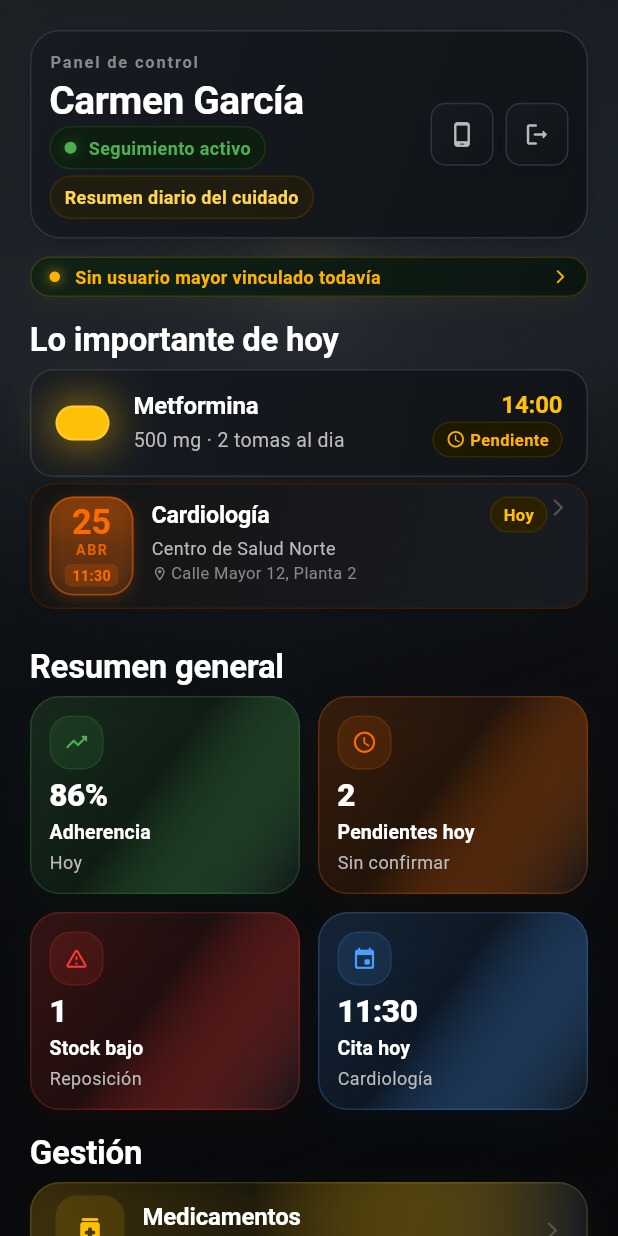
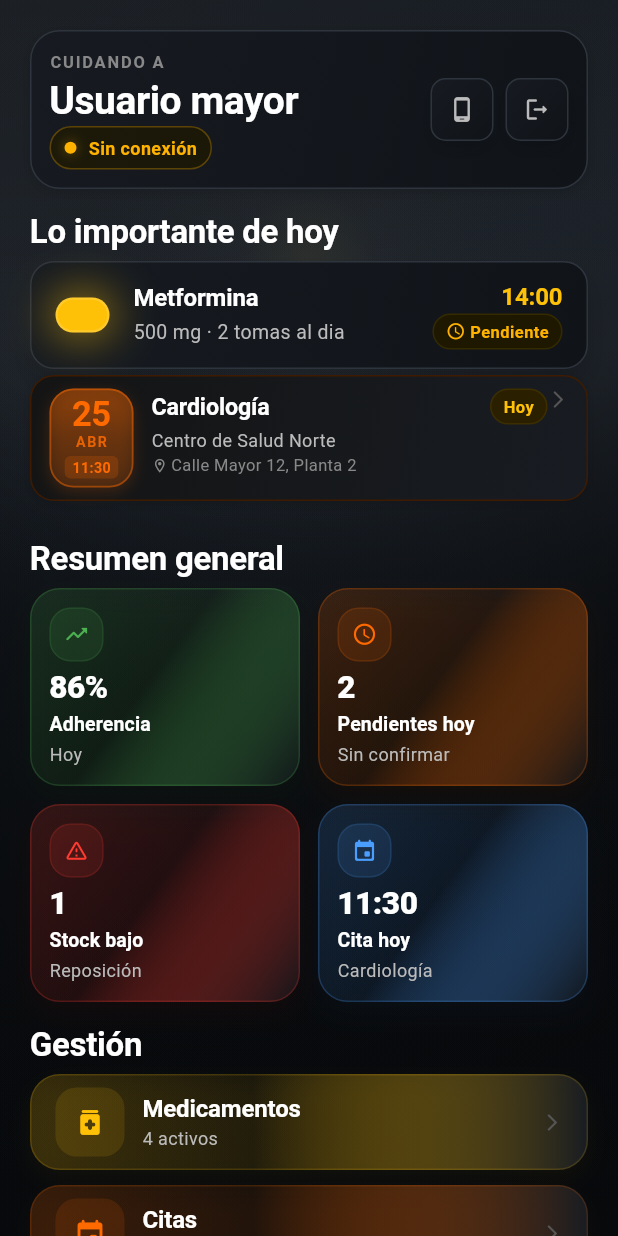
Before and after one commit to MarcoLopezP10/aviso-vital, a Flutter app: the AdminDashboardPage widget shown alone on an empty page, opened directly with empty values, on a phone screen of 412 x 824 dp. Run offline on Flutter 3.47's test engine with Material 3 defaults, Android fonts, the light colour scheme and no system bars; our stand-ins replace flutter_secure_storage, flutter_svg, pdf, printing, shared_preferences, supabase_flutter; missing offline and left inert: universal_html; accounts and stored records are empty.

Commit message:
feat(admin-home): actualizar cabecera con usuario mayor conectado

```diff
--- a/lib/features/admin_home/presentation/widgets/admin_dashboard_header.dart
+++ b/lib/features/admin_home/presentation/widgets/admin_dashboard_header.dart
@@ -1,7 +1,6 @@
 import 'package:flutter/material.dart';
 import 'package:aviso_vital_2/app/router/app_routes.dart';
 import 'package:aviso_vital_2/data/repositories/auth_repository.dart';
-import 'package:aviso_vital_2/data/repositories/user_repository.dart';
 import 'package:aviso_vital_2/features/device_status/presentation/screens/estado_dispositivo_screen.dart';
 import 'package:aviso_vital_2/shared/i18n/app_language.dart';
 import 'package:aviso_vital_2/shared/theme/app_theme.dart';
@@ -9,14 +8,28 @@ import 'package:aviso_vital_2/shared/widgets/shared_widgets.dart';
 
 class AdminDashboardHeader extends StatelessWidget {
   static const _authRepository = AuthRepository();
-  static const _userRepository = UserRepository();
 
-  const AdminDashboardHeader({super.key});
+  final String caredUserName;
+  final bool isConnected;
+
+  const AdminDashboardHeader({
+    super.key,
+    required this.caredUserName,
+    required this.isConnected,
+  });
 
   @override
   Widget build(BuildContext context) {
-    final user = _userRepository.getCurrentUser();
-    final strings = context.t;
+    final statusColor = isConnected ? AppColors.success : AppColors.warning;
+    final statusBackground = isConnected
+        ? AppColors.successSubtle.withValues(alpha: 0.72)
+        : AppColors.warningSubtle.withValues(alpha: 0.72);
+    final statusBorder = isConnected
+        ? AppColors.successBorder.withValues(alpha: 0.8)
+        : AppColors.warning.withValues(alpha: 0.28);
+    final statusLabel = isConnected
+        ? context.t.text('Conectado')
+        : context.t.text('Sin conexión');
 
     return Container(
       padding: const EdgeInsets.all(AppSpacing.md),
@@ -37,7 +50,7 @@ class AdminDashboardHeader extends StatelessWidget {
               crossAxisAlignment: CrossAxisAlignment.start,
               children: [
                 Text(
-                  context.t.text('Panel de control'),
+                  context.t.text('CUIDANDO A'),
                   style: AppTextStyles.overline.copyWith(
                     color: AppColors.textTertiary,
                     letterSpacing: 1.2,
@@ -45,25 +58,19 @@ class AdminDashboardHeader extends StatelessWidget {
                 ),
                 const SizedBox(height: AppSpacing.xs),
                 Text(
-                  strings.displayName(user.nombre),
+                  caredUserName,
                   style: AppTextStyles.h2.copyWith(fontSize: 26, height: 1.05),
                 ),
                 const SizedBox(height: AppSpacing.xs),
-                Wrap(
-                  spacing: AppSpacing.sm,
-                  runSpacing: AppSpacing.xs,
-                  children: [
                 Container(
                   padding: const EdgeInsets.symmetric(
                     horizontal: 9,
                     vertical: 5,
                   ),
                   decoration: BoxDecoration(
-                        color: AppColors.successSubtle.withValues(alpha: 0.72),
+                    color: statusBackground,
                     borderRadius: AppRadius.chip,
-                        border: Border.all(
-                          color: AppColors.successBorder.withValues(alpha: 0.8),
-                        ),
+                    border: Border.all(color: statusBorder),
                   ),
                   child: Row(
                     mainAxisSize: MainAxisSize.min,
@@ -73,12 +80,10 @@ class AdminDashboardHeader extends StatelessWidget {
                         height: 8,
                         decoration: BoxDecoration(
                           shape: BoxShape.circle,
-                              color: AppColors.success,
+                          color: statusColor,
                           boxShadow: [
                             BoxShadow(
-                                  color: AppColors.success.withValues(
-                                    alpha: 0.28,
-                                  ),
+                              color: statusColor.withValues(alpha: 0.28),
                               blurRadius: 6,
                               spreadRadius: 0.6,
                             ),
@@ -87,50 +92,28 @@ class AdminDashboardHeader extends StatelessWidget {
                       ),
                       const SizedBox(width: 8),
                       Text(
-                            context.t.text('Seguimiento activo'),
+                        statusLabel,
                         style: AppTextStyles.caption.copyWith(
-                              color: AppColors.success,
+                          color: statusColor,
                           fontWeight: FontWeight.w600,
                         ),
                       ),
                     ],
                   ),
                 ),
-                    Container(
-                      padding: const EdgeInsets.symmetric(
-                        horizontal: 9,
-                        vertical: 5,
-                      ),
-                      decoration: BoxDecoration(
-                        color: AppColors.amberSubtle.withValues(alpha: 0.48),
-                        borderRadius: AppRadius.chip,
-                        border: Border.all(
-                          color: AppColors.amberBorder.withValues(alpha: 0.9),
-                        ),
-                      ),
-                      child: Text(
-                        context.t.text('Resumen diario del cuidado'),
-                        style: AppTextStyles.caption.copyWith(
-                          color: AppColors.amberLight,
-                          fontWeight: FontWeight.w600,
-                        ),
-                      ),
-                    ),
-                  ],
-                ),
               ],
             ),
           ),
           _HeaderActionButton(
             icon: Icons.phone_android_outlined,
-            tooltip: context.t.text('Estado dispositivo'),
+            tooltip: context.t.text('Llamar al móvil'),
             onTap: () =>
                 Navigator.pushNamed(context, EstadoDispositivoScreen.routeName),
           ),
           const SizedBox(width: 8),
           _HeaderActionButton(
             icon: Icons.logout_rounded,
-            tooltip: context.t.logout,
+            tooltip: context.t.text('Cerrar sesión'),
             onTap: () => ConfirmDialog.show(
               context,
               title: 'Cerrar sesión',
@@ -167,10 +150,14 @@ class _HeaderActionButton extends StatelessWidget {
 
   @override
   Widget build(BuildContext context) {
-    return Tooltip(
+    return Semantics(
+      button: true,
+      label: tooltip,
+      child: Tooltip(
         message: tooltip,
         child: GestureDetector(
           onTap: onTap,
+          child: ExcludeSemantics(
             child: Container(
               width: 42,
               height: 42,
@@ -193,6 +180,8 @@ class _HeaderActionButton extends StatelessWidget {
               child: Icon(icon, color: AppColors.textSecondary, size: 18),
             ),
           ),
+        ),
+      ),
     );
   }
 }
--- a/lib/features/admin_home/presentation/widgets/admin_dashboard_page.dart
+++ b/lib/features/admin_home/presentation/widgets/admin_dashboard_page.dart
@@ -4,10 +4,10 @@ import 'package:aviso_vital_2/core/services/realtime_service.dart';
 import 'package:aviso_vital_2/data/models/models.dart';
 import 'package:aviso_vital_2/data/repositories/alerts_repository.dart';
 import 'package:aviso_vital_2/data/repositories/appointments_repository.dart';
+import 'package:aviso_vital_2/data/repositories/device_repository.dart';
 import 'package:aviso_vital_2/data/repositories/medications_repository.dart';
 import 'package:aviso_vital_2/features/admin_home/presentation/widgets/admin_dashboard_header.dart';
 import 'package:aviso_vital_2/features/admin_home/presentation/widgets/admin_dashboard_stats_grid.dart';
-import 'package:aviso_vital_2/features/admin_home/presentation/widgets/admin_device_status_banner.dart';
 import 'package:aviso_vital_2/features/admin_home/presentation/widgets/admin_quick_nav_cards.dart';
 import 'package:aviso_vital_2/features/admin_home/presentation/widgets/admin_recent_activity_preview.dart';
 import 'package:aviso_vital_2/shared/i18n/app_language.dart';
@@ -40,10 +40,10 @@ class AdminDashboardPage extends StatefulWidget {
 class _AdminDashboardPageState extends State<AdminDashboardPage> {
   static const _alertsRepository = AlertsRepository();
   static const _appointmentsRepository = AppointmentsRepository();
+  static const _deviceRepository = DeviceRepository();
   static const _medicationsRepository = MedicationsRepository();
 
   late Future<_DashboardData> _dashboardFuture;
-  int _deviceBannerRefreshSeed = 0;
   final _realtimeService = RealtimeService();
   StreamSubscription<RealtimeChangeType>? _realtimeSub;
   Timer? _debounce;
@@ -63,7 +63,6 @@ class _AdminDashboardPageState extends State<AdminDashboardPage> {
       final future = _loadDashboardData(forceRefresh: true);
       setState(() {
         _dashboardFuture = future;
-        _deviceBannerRefreshSeed++;
       });
     });
   }
@@ -86,17 +85,20 @@ class _AdminDashboardPageState extends State<AdminDashboardPage> {
       final appointmentsFuture = _appointmentsRepository.fetchAll(
         forceRefresh: forceRefresh,
       );
+      final linkedDeviceFuture = _loadLinkedDeviceStatusSafely();
 
       final alerts = await alertsFuture;
       final results = await Future.wait([
         medicationSnapshotFuture,
         appointmentsFuture,
         _alertsRepository.fetchAdherenceSummary(historyTimeline: alerts),
+        linkedDeviceFuture,
       ]).timeout(AppDurations.networkTimeout);
 
       final medicationSnapshot = results[0] as MedicationDailySnapshot;
       final appointments = results[1] as List<Cita>;
       final adherence = results[2] as ResumenAdherencia;
+      final linkedDevice = results[3] as LinkedDeviceStatus?;
       final medications = medicationSnapshot.medications;
       final lowStock = medications
           .where((item) => item.stockBajo && item.activo)
@@ -117,6 +119,8 @@ class _AdminDashboardPageState extends State<AdminDashboardPage> {
         upcomingAppointmentsCount: appointments
             .where((item) => !item.esPasada)
             .length,
+        linkedUserConnected: linkedDevice?.connected == true,
+        linkedUserName: linkedDevice?.displayName,
         omissionsCount: alerts
             .where(
               (item) =>
@@ -126,6 +130,7 @@ class _AdminDashboardPageState extends State<AdminDashboardPage> {
             .length,
       );
     } catch (_) {
+      final linkedDevice = await _loadLinkedDeviceStatusSafely();
       return _DashboardData(
         adherence: _alertsRepository.getAdherenceSummary(),
         lowStock: _medicationsRepository.getLowStock(),
@@ -135,8 +140,18 @@ class _AdminDashboardPageState extends State<AdminDashboardPage> {
         pendingToday: _medicationsRepository.getPendingTodayCount(),
         medicationsCount: _medicationsRepository.getAll().length,
         upcomingAppointmentsCount: _appointmentsRepository.getUpcomingCount(),
+        linkedUserConnected: linkedDevice?.connected == true,
+        linkedUserName: linkedDevice?.displayName,
         omissionsCount: _alertsRepository.getRecentOmissionsCount(),
       );
+    }
+  }
+
+  Future<LinkedDeviceStatus?> _loadLinkedDeviceStatusSafely() async {
+    try {
+      return await _deviceRepository.getLinkedDeviceStatus();
+    } catch (_) {
+      return null;
     }
   }
 
@@ -180,7 +195,6 @@ class _AdminDashboardPageState extends State<AdminDashboardPage> {
                 final future = _loadDashboardData(forceRefresh: true);
                 setState(() {
                   _dashboardFuture = future;
-                  _deviceBannerRefreshSeed++;
                 });
                 await future;
               },
@@ -196,10 +210,11 @@ class _AdminDashboardPageState extends State<AdminDashboardPage> {
                 child: Column(
                   crossAxisAlignment: CrossAxisAlignment.start,
                   children: [
-                    const AdminDashboardHeader(),
-                    const SizedBox(height: AppSpacing.md),
-                    AdminDeviceStatusBanner(
-                      refreshSeed: _deviceBannerRefreshSeed,
+                    AdminDashboardHeader(
+                      caredUserName:
+                          data.linkedUserName ??
+                          context.t.text('Usuario mayor'),
+                      isConnected: data.linkedUserConnected,
                     ),
                     SizedBox(height: sectionGap),
                     if (data.upcomingMedication != null ||
@@ -363,6 +378,8 @@ class _DashboardData {
   final int pendingToday;
   final int medicationsCount;
   final int upcomingAppointmentsCount;
+  final bool linkedUserConnected;
+  final String? linkedUserName;
   final int omissionsCount;
 
   const _DashboardData({
@@ -374,6 +391,8 @@ class _DashboardData {
     required this.pendingToday,
     required this.medicationsCount,
     required this.upcomingAppointmentsCount,
+    required this.linkedUserConnected,
+    required this.linkedUserName,
     required this.omissionsCount,
   });
 }
```
Lines whose indentation alone changed are shown as unchanged.
